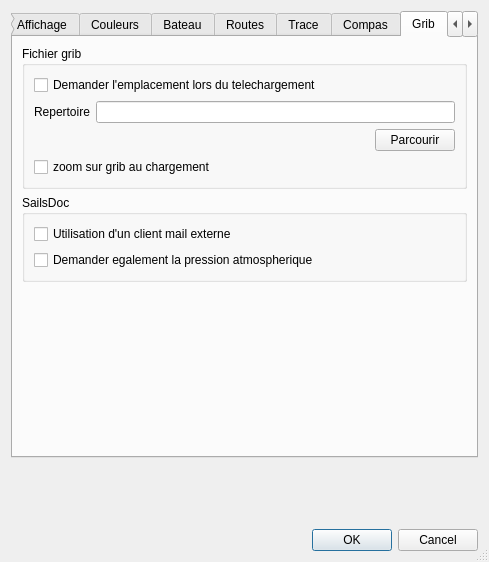
First picture: the form in src/Ui/paramVLM.ui, repository nohal/qtVlm, before the edit.
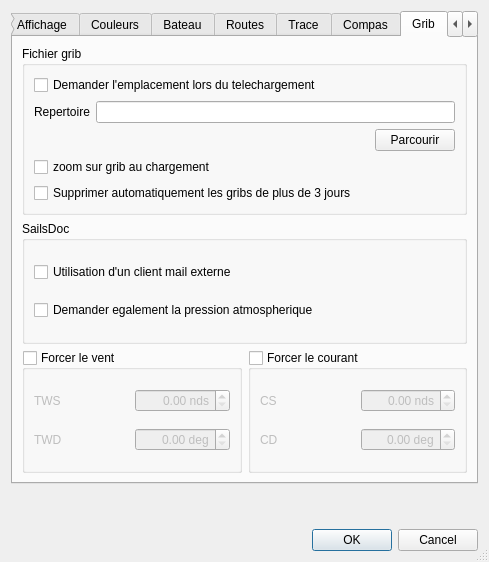
Second picture: the form after the edit. The open tabs and pages were chosen to show the change. Icons and pictures are not drawn.

```diff
--- a/src/Ui/paramVLM.ui
+++ b/src/Ui/paramVLM.ui
@@ -104,10 +104,10 @@
              <set>Qt::AlignRight|Qt::AlignTrailing|Qt::AlignVCenter</set>
             </property>
             <property name="minimum">
-             <double>5.250000000000000</double>
+             <double>3.000000000000000</double>
             </property>
             <property name="maximum">
-             <double>13.250000000000000</double>
+             <double>50.000000000000000</double>
             </property>
             <property name="value">
              <double>8.250000000000000</double>
@@ -120,16 +120,67 @@
        <item>
         <widget class="QGroupBox" name="groupBox_12">
          <property name="title">
-          <string>Divers</string>
+          <string>Apparence</string>
          </property>
          <layout class="QVBoxLayout" name="verticalLayout_3">
           <item>
-           <widget class="QCheckBox" name="classicalButtons">
+           <widget class="QCheckBox" name="chkFusion">
+            <property name="toolTip">
+             <string>Redemarrage de qtVlm necessaire</string>
+            </property>
             <property name="text">
-             <string>Boutons VLM classiques</string>
+             <string>Style Fusion</string>
             </property>
            </widget>
           </item>
+          <item>
+           <widget class="QCheckBox" name="classicalBoard">
+            <property name="toolTip">
+             <string>Redemarrage de qtVlm necessaire</string>
+            </property>
+            <property name="text">
+             <string>Tableau de bord VLM classique</string>
+            </property>
+           </widget>
+          </item>
+          <item>
+           <layout class="QHBoxLayout" name="horizontalLayout_14">
+            <item>
+             <widget class="QLabel" name="label_26">
+              <property name="text">
+               <string>Skin par defaut</string>
+              </property>
+             </widget>
+            </item>
+            <item>
+             <widget class="QLineEdit" name="edt_skinFile"/>
+            </item>
+           </layout>
+          </item>
+          <item>
+           <layout class="QHBoxLayout" name="horizontalLayout_15">
+            <item>
+             <spacer name="horizontalSpacer_4">
+              <property name="orientation">
+               <enum>Qt::Horizontal</enum>
+              </property>
+              <property name="sizeHint" stdset="0">
+               <size>
+                <width>40</width>
+                <height>20</height>
+               </size>
+              </property>
+             </spacer>
+            </item>
+            <item>
+             <widget class="QPushButton" name="btn_browseSkin">
+              <property name="text">
+               <string>Parcourir</string>
+              </property>
+             </widget>
+            </item>
+           </layout>
+          </item>
          </layout>
         </widget>
        </item>
@@ -730,13 +781,6 @@
             </property>
            </widget>
           </item>
-          <item>
-           <widget class="QCheckBox" name="strongSimplify">
-            <property name="text">
-             <string>Algorithme de simplification maximal</string>
-            </property>
-           </widget>
-          </item>
           <item>
            <widget class="QRadioButton" name="routeSortByName">
             <property name="text">
@@ -1005,6 +1049,13 @@
             </property>
            </widget>
           </item>
+          <item>
+           <widget class="QCheckBox" name="chk_gribDelete">
+            <property name="text">
+             <string>Supprimer automatiquement les gribs de plus de 3 jours</string>
+            </property>
+           </widget>
+          </item>
          </layout>
         </widget>
        </item>
@@ -1032,17 +1083,134 @@
         </widget>
        </item>
        <item>
-        <spacer name="verticalSpacer_6">
-         <property name="orientation">
-          <enum>Qt::Vertical</enum>
-         </property>
-         <property name="sizeHint" stdset="0">
-          <size>
-           <width>20</width>
-           <height>40</height>
-          </size>
-         </property>
-        </spacer>
+        <layout class="QGridLayout" name="gridLayout_10">
+         <item row="0" column="0">
+          <widget class="QGroupBox" name="forceWind">
+           <property name="title">
+            <string>Forcer le vent</string>
+           </property>
+           <property name="checkable">
+            <bool>true</bool>
+           </property>
+           <property name="checked">
+            <bool>false</bool>
+           </property>
+           <layout class="QVBoxLayout" name="verticalLayout_18">
+            <item>
+             <layout class="QHBoxLayout" name="horizontalLayout_9">
+              <item>
+               <widget class="QLabel" name="label_9">
+                <property name="text">
+                 <string>TWS</string>
+                </property>
+               </widget>
+              </item>
+              <item>
+               <widget class="QDoubleSpinBox" name="forcedTWS">
+                <property name="alignment">
+                 <set>Qt::AlignRight|Qt::AlignTrailing|Qt::AlignVCenter</set>
+                </property>
+                <property name="suffix">
+                 <string> nds</string>
+                </property>
+                <property name="maximum">
+                 <double>60.000000000000000</double>
+                </property>
+               </widget>
+              </item>
+             </layout>
+            </item>
+            <item>
+             <layout class="QHBoxLayout" name="horizontalLayout_10">
+              <item>
+               <widget class="QLabel" name="label_11">
+                <property name="text">
+                 <string>TWD</string>
+                </property>
+               </widget>
+              </item>
+              <item>
+               <widget class="QDoubleSpinBox" name="forcedTWD">
+                <property name="alignment">
+                 <set>Qt::AlignRight|Qt::AlignTrailing|Qt::AlignVCenter</set>
+                </property>
+                <property name="suffix">
+                 <string> deg</string>
+                </property>
+                <property name="maximum">
+                 <double>359.990000000000009</double>
+                </property>
+               </widget>
+              </item>
+             </layout>
+            </item>
+           </layout>
+          </widget>
+         </item>
+         <item row="0" column="1">
+          <widget class="QGroupBox" name="forceCurrents">
+           <property name="title">
+            <string>Forcer le courant</string>
+           </property>
+           <property name="checkable">
+            <bool>true</bool>
+           </property>
+           <property name="checked">
+            <bool>false</bool>
+           </property>
+           <layout class="QVBoxLayout" name="verticalLayout_19">
+            <item>
+             <layout class="QHBoxLayout" name="horizontalLayout_12">
+              <item>
+               <widget class="QLabel" name="label_24">
+                <property name="text">
+                 <string>CS</string>
+                </property>
+               </widget>
+              </item>
+              <item>
+               <widget class="QDoubleSpinBox" name="forcedCS">
+                <property name="alignment">
+                 <set>Qt::AlignRight|Qt::AlignTrailing|Qt::AlignVCenter</set>
+                </property>
+                <property name="suffix">
+                 <string> nds</string>
+                </property>
+                <property name="maximum">
+                 <double>60.000000000000000</double>
+                </property>
+               </widget>
+              </item>
+             </layout>
+            </item>
+            <item>
+             <layout class="QHBoxLayout" name="horizontalLayout_11">
+              <item>
+               <widget class="QLabel" name="label_23">
+                <property name="text">
+                 <string>CD</string>
+                </property>
+               </widget>
+              </item>
+              <item>
+               <widget class="QDoubleSpinBox" name="forcedCD">
+                <property name="alignment">
+                 <set>Qt::AlignRight|Qt::AlignTrailing|Qt::AlignVCenter</set>
+                </property>
+                <property name="suffix">
+                 <string> deg</string>
+                </property>
+                <property name="maximum">
+                 <double>359.990000000000009</double>
+                </property>
+               </widget>
+              </item>
+             </layout>
+            </item>
+           </layout>
+          </widget>
+         </item>
+        </layout>
        </item>
       </layout>
      </widget>
```
Left out of the diff: 12 changed lines with no effect on the pictures.
